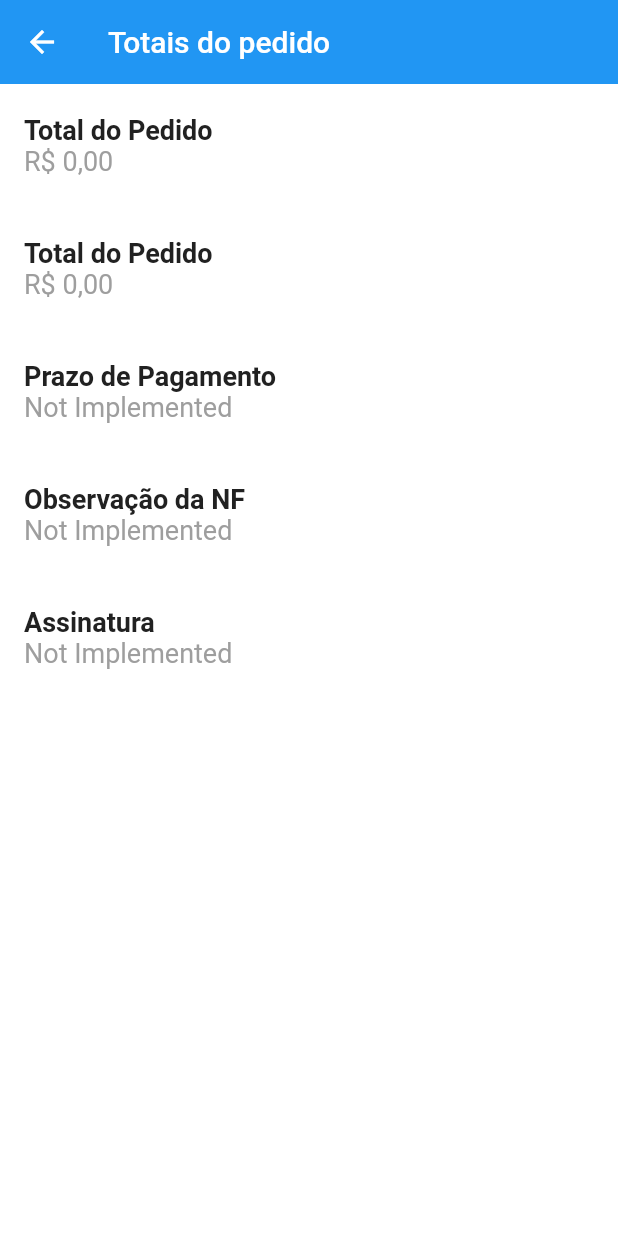
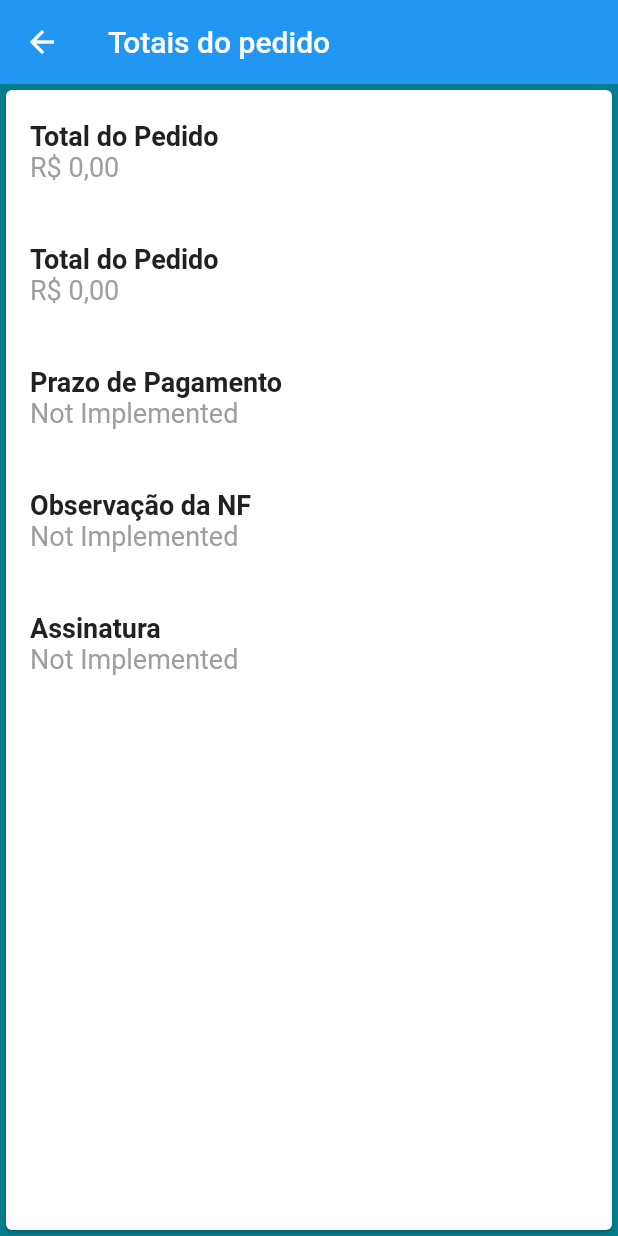
Before and after one commit to boginni/YK-Vendas-Prototype2, a Flutter app: the TelaPedido screen opened by its route, after a tap on "Totais do Pedido", on a phone screen of 412 x 824 dp. Run offline on Flutter 3.47's test engine with Material 2 defaults, Android fonts, the phone set to English and light mode, and no system bars; our stand-ins replace cloud_firestore, firebase_auth, firebase_core; accounts and stored records are empty.

Commit message:
Tela Visita Realizada + fix

```diff
--- a/lib/main.dart
+++ b/lib/main.dart
@@ -10,6 +10,7 @@ import 'package:loja_virtual/screens/tela%20principal/tela_visita/chegada_client
 import 'package:loja_virtual/screens/tela%20principal/tela_visita/tela_pedido.dart';
 import 'package:loja_virtual/screens/tela%20principal/tela_principal.dart';
 import 'package:loja_virtual/screens/tela%20principal/tela_visita.dart';
+import 'package:loja_virtual/screens/tela%20principal/tela_visita/tela_visita_realizada.dart';
 import 'package:provider/provider.dart';
 
 import 'models/user_manager.dart';
@@ -96,7 +97,8 @@ class MyApp extends StatelessWidget {
                 return MaterialPageRoute(builder: (_) => TelaItensPedido());
               case '/telaTabelaPreco':
                 return MaterialPageRoute(builder: (_) => TelaTabelaPreco());
-
+              case '/visitaRealizada':
+                return MaterialPageRoute(builder: (_) => TelaVisitaRealizada());
               case '/base':
               default:
                 return MaterialPageRoute(builder: (_) => BaseScreen());
--- a/lib/screens/tela principal/tela_pedido/tela_dados_da_entrega.dart
+++ b/lib/screens/tela principal/tela_pedido/tela_dados_da_entrega.dart
@@ -12,8 +12,8 @@ class TelaDadosEntrega extends StatelessWidget {
               Navigator.of(context).pop(context),
         ),
       ),
-      backgroundColor: Colors.white,
       body: Container(
+        child: Card(
           child: ListView(
             children: [
               TileText(title: 'Data',value: 'Not Implemented',),
@@ -22,6 +22,7 @@ class TelaDadosEntrega extends StatelessWidget {
             ],
           ),
         ),
+      ),
     );
   }
 }
--- a/lib/screens/tela principal/tela_pedido/tela_tabela_de_preco.dart
+++ b/lib/screens/tela principal/tela_pedido/tela_tabela_de_preco.dart
@@ -13,7 +13,6 @@ class TelaTabelaPreco extends StatelessWidget {
           },
         ),
       ),
-      backgroundColor: Colors.white,
       body: Container(
         child: Card(
           child: ListView(
--- a/lib/screens/tela principal/tela_pedido/tela_totais_do_pedido.dart
+++ b/lib/screens/tela principal/tela_pedido/tela_totais_do_pedido.dart
@@ -13,8 +13,8 @@ class TelaTotaisPedido extends StatelessWidget {
           },
         ),
       ),
-      backgroundColor: Colors.white,
       body: Container(
+        child: Card(
           child: ListView(
             children: [
               TileText(
@@ -43,6 +43,7 @@ class TelaTotaisPedido extends StatelessWidget {
             ],
           ),
         ),
+      ),
     );
   }
 }
--- a/lib/screens/tela principal/tela_visita.dart
+++ b/lib/screens/tela principal/tela_visita.dart
@@ -37,7 +37,7 @@ class TelaVisita extends StatelessWidget {
               title: 'Visita Realizada',
               icon: Icons.note_outlined,
               onPressMethod: () {
-                Navigator.of(context).pushNamed('/');
+                Navigator.of(context).pushNamed('/visitaRealizada');
               },
             ),
           ],
--- a/lib/screens/tela principal/tela_visita/tela_pedido.dart
+++ b/lib/screens/tela principal/tela_visita/tela_pedido.dart
@@ -12,8 +12,8 @@ class TelaPedido extends StatelessWidget {
               Navigator.of(context).pop(context),
         ),
       ),
+      backgroundColor: Colors.white,
       body: Container(
-        child: Card(
         child: ListView(
           children: [
             TileButton(
@@ -47,7 +47,6 @@ class TelaPedido extends StatelessWidget {
           ],
         ),
       ),
-      ),
     );
   }
 }
```
Also changed, not shown: lib/screens/tela principal/tela_visita/tela_visita_realizada.dart (+38 -0 lines). Lines whose indentation alone changed are shown as unchanged.
